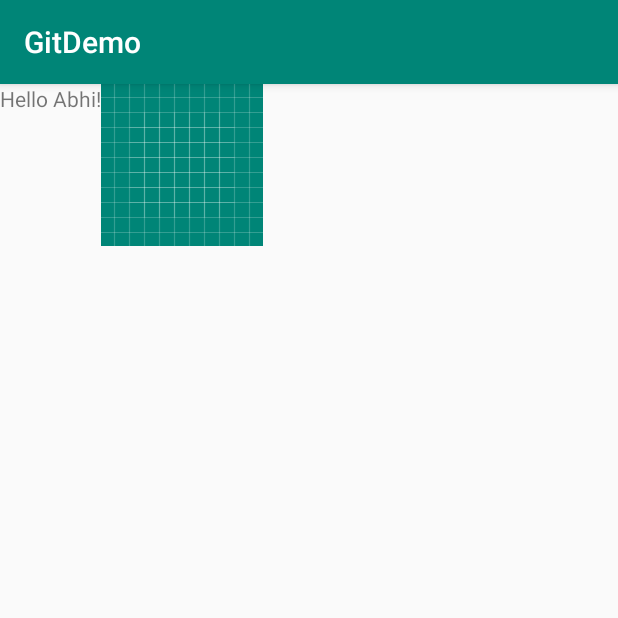
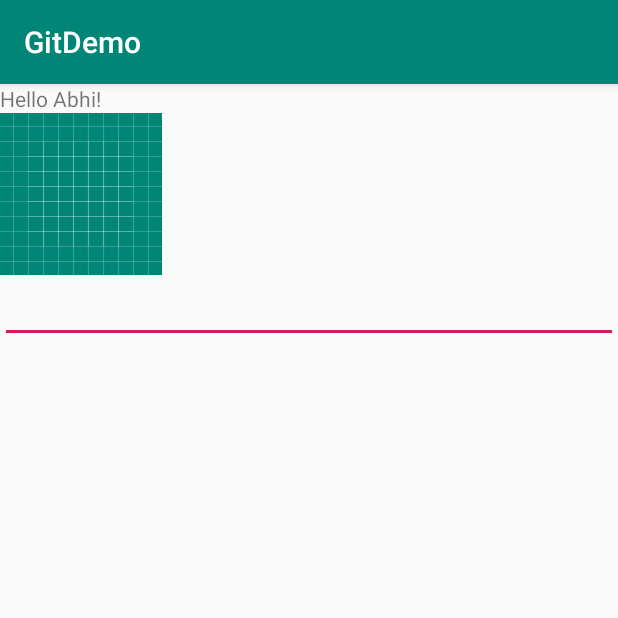
Before and after one commit to abhishek31776/GitDemo, an Android app: the screen it shows after launch (MainActivity), on a phone screen of 412 x 824 dp, the top half of it. Run offline under Robolectric (Android 15) with nearby library versions, the phone set to English and light mode, and no system bars.

Commit message:
second commit

```diff
--- a/app/src/main/res/layout/activity_main.xml
+++ b/app/src/main/res/layout/activity_main.xml
@@ -4,6 +4,7 @@
     xmlns:tools="http://schemas.android.com/tools"
     android:layout_width="match_parent"
     android:layout_height="match_parent"
+    android:orientation="vertical"
     tools:context=".MainActivity">
 
     <TextView
@@ -20,4 +21,8 @@
         android:layout_height="wrap_content"
         android:src="@drawable/ic_launcher_background"/>
 
+    <EditText
+        android:layout_width="match_parent"
+        android:layout_height="wrap_content" />
+
 </LinearLayout>
```
Also changed, not shown: app/src/main/java/invoice/osiyatech/com/gitdemo/MainActivity.java (line endings or trailing spaces).
